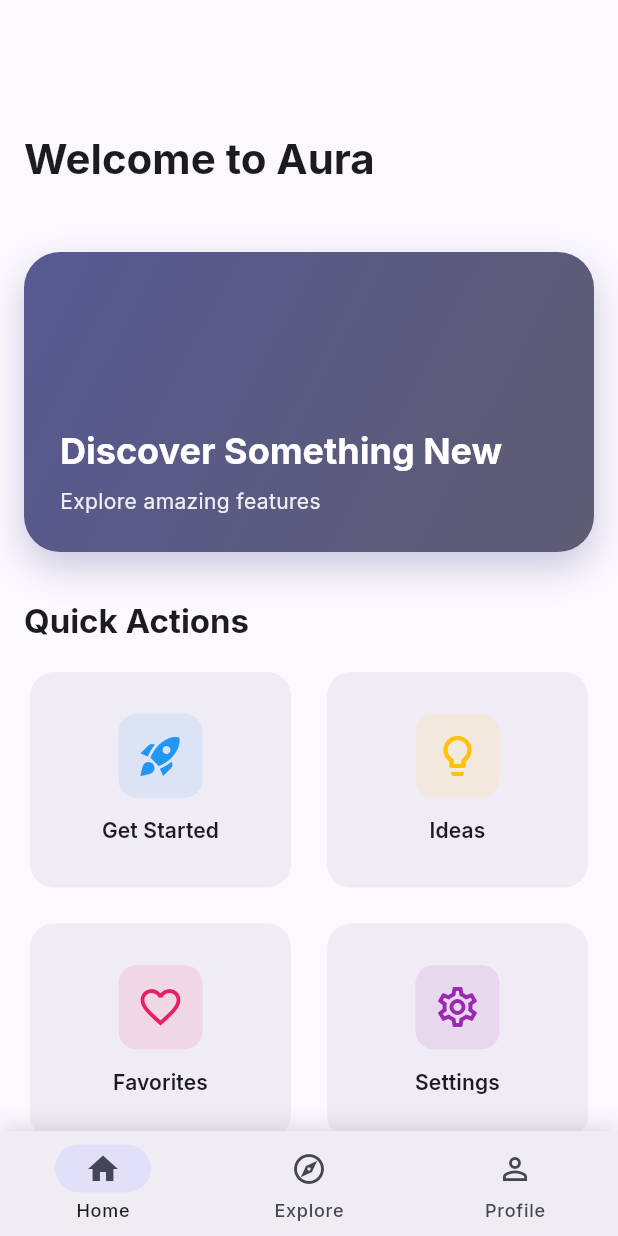
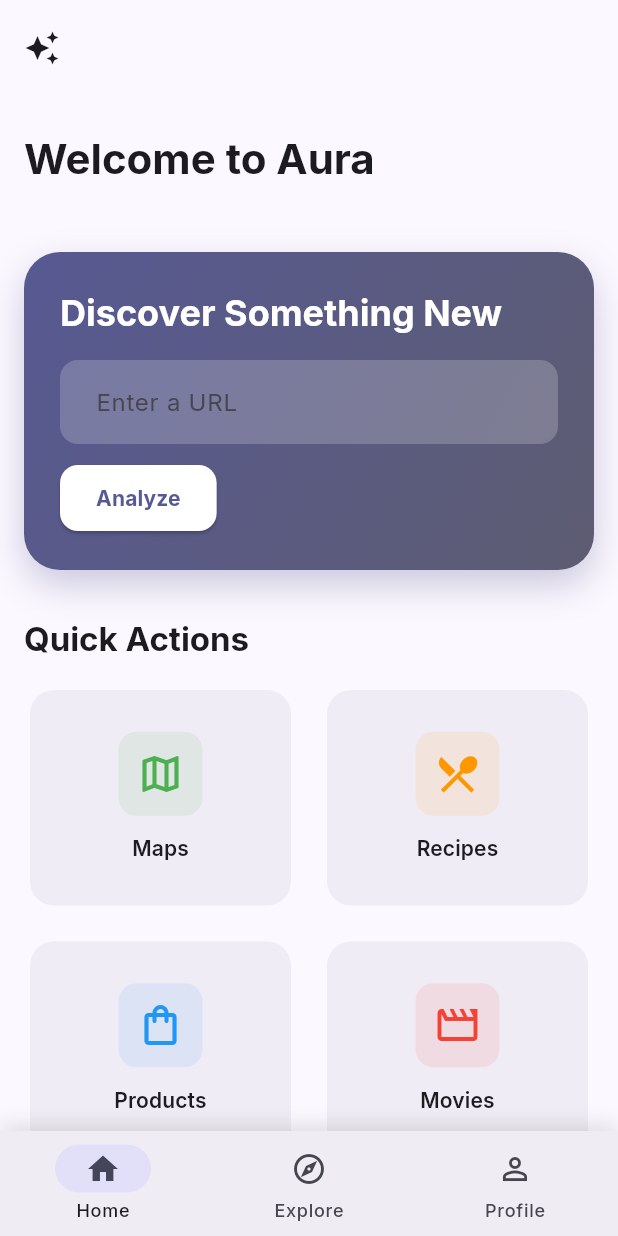
Before and after one commit to BerkT2/aura, a Flutter app: the screen it shows after launch, on a phone screen of 412 x 824 dp. Run offline on Flutter 3.47's test engine with Material 3 defaults, Android fonts, the phone set to English and light mode, and no system bars; our stand-ins replace google_fonts.

Commit message:
Update home_screen.dart

```diff
--- a/lib/screens/home_screen.dart
+++ b/lib/screens/home_screen.dart
@@ -1,3 +1,8 @@
+import 'package:aura/screens/maps_screen.dart';
+import 'package:aura/screens/movies_screen.dart';
+import 'package:aura/screens/other_screen.dart';
+import 'package:aura/screens/products_screen.dart';
+import 'package:aura/screens/recipes_screen.dart';
 import 'package:flutter/material.dart';
 
 class HomeScreen extends StatelessWidget {
@@ -11,6 +16,10 @@ class HomeScreen extends StatelessWidget {
         child: CustomScrollView(
           slivers: [
             SliverAppBar.large(
+              leading: const Padding(
+                padding: EdgeInsets.all(8.0),
+                child: Icon(Icons.auto_awesome),
+              ),
               title: const Text(
                 'Welcome to Aura',
                 style: TextStyle(fontWeight: FontWeight.bold),
@@ -27,7 +36,6 @@ class HomeScreen extends StatelessWidget {
                     // Featured Card
                     Container(
                       width: double.infinity,
-                      height: 200,
                       decoration: BoxDecoration(
                         gradient: LinearGradient(
                           colors: [
@@ -53,7 +61,7 @@ class HomeScreen extends StatelessWidget {
                         padding: const EdgeInsets.all(24),
                         child: Column(
                           crossAxisAlignment: CrossAxisAlignment.start,
-                          mainAxisAlignment: MainAxisAlignment.end,
+                          mainAxisAlignment: MainAxisAlignment.center,
                           children: [
                             Text(
                               'Discover Something New',
@@ -65,15 +73,43 @@ class HomeScreen extends StatelessWidget {
                                     fontWeight: FontWeight.bold,
                                   ),
                             ),
-                            const SizedBox(height: 8),
-                            Text(
-                              'Explore amazing features',
-                              style: Theme.of(context)
-                                  .textTheme
-                                  .bodyMedium
-                                  ?.copyWith(
-                                    color: Colors.white.withOpacity(0.9),
-                                  ),
+                            const SizedBox(height: 16),
+                            TextField(
+                              decoration: InputDecoration(
+                                hintText: 'Enter a URL',
+                                filled: true,
+                                fillColor: Colors.white.withOpacity(0.2),
+                                border: OutlineInputBorder(
+                                  borderRadius: BorderRadius.circular(12),
+                                  borderSide: BorderSide.none,
+                                ),
+                                contentPadding: const EdgeInsets.symmetric(
+                                  horizontal: 20,
+                                  vertical: 16,
+                                ),
+                              ),
+                            ),
+                            const SizedBox(height: 12),
+                            ElevatedButton(
+                              onPressed: () {},
+                              style: ElevatedButton.styleFrom(
+                                backgroundColor: Colors.white,
+                                foregroundColor:
+                                    Theme.of(context).colorScheme.primary,
+                                shape: RoundedRectangleBorder(
+                                  borderRadius: BorderRadius.circular(12),
+                                ),
+                                padding: const EdgeInsets.symmetric(
+                                  horizontal: 24,
+                                  vertical: 12,
+                                ),
+                              ),
+                              child: const Text(
+                                'Analyze',
+                                style: TextStyle(
+                                  fontWeight: FontWeight.bold,
+                                ),
+                              ),
                             ),
                           ],
                         ),
@@ -101,27 +137,69 @@ class HomeScreen extends StatelessWidget {
                       children: [
                         _buildQuickActionCard(
                           context,
-                          Icons.rocket_launch,
-                          'Get Started',
-                          Colors.blue,
+                          Icons.map_outlined,
+                          'Maps',
+                          Colors.green,
+                          () {
+                            Navigator.push(
+                              context,
+                              MaterialPageRoute(
+                                  builder: (context) => const MapsScreen()),
+                            );
+                          },
                         ),
                         _buildQuickActionCard(
                           context,
-                          Icons.lightbulb_outline,
-                          'Ideas',
-                          Colors.amber,
+                          Icons.restaurant_menu,
+                          'Recipes',
+                          Colors.orange,
+                          () {
+                            Navigator.push(
+                              context,
+                              MaterialPageRoute(
+                                  builder: (context) => const RecipesScreen()),
+                            );
+                          },
                         ),
                         _buildQuickActionCard(
                           context,
-                          Icons.favorite_outline,
-                          'Favorites',
-                          Colors.pink,
+                          Icons.shopping_bag_outlined,
+                          'Products',
+                          Colors.blue,
+                          () {
+                            Navigator.push(
+                              context,
+                              MaterialPageRoute(
+                                  builder: (context) =>
+                                      const ProductsScreen()),
+                            );
+                          },
                         ),
                         _buildQuickActionCard(
                           context,
-                          Icons.settings_outlined,
-                          'Settings',
-                          Colors.purple,
+                          Icons.movie_outlined,
+                          'Movies',
+                          Colors.red,
+                          () {
+                            Navigator.push(
+                              context,
+                              MaterialPageRoute(
+                                  builder: (context) => const MoviesScreen()),
+                            );
+                          },
+                        ),
+                        _buildQuickActionCard(
+                          context,
+                          Icons.more_horiz,
+                          'Other',
+                          Colors.grey,
+                          () {
+                            Navigator.push(
+                              context,
+                              MaterialPageRoute(
+                                  builder: (context) => const OtherScreen()),
+                            );
+                          },
                         ),
                       ],
                     ),
@@ -140,12 +218,13 @@ class HomeScreen extends StatelessWidget {
     IconData icon,
     String title,
     Color color,
+    VoidCallback onTap,
   ) {
     return Card(
       elevation: 0,
       color: Theme.of(context).colorScheme.surfaceVariant.withOpacity(0.5),
       child: InkWell(
-        onTap: () {},
+        onTap: onTap,
         borderRadius: BorderRadius.circular(16),
         child: Padding(
           padding: const EdgeInsets.all(16),
```
